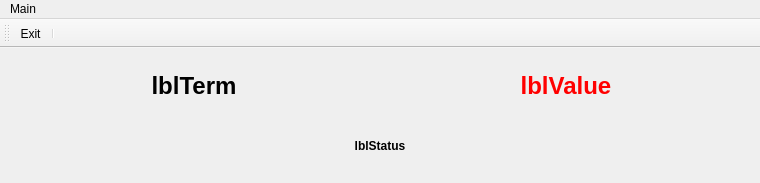
Qt form Projects/Trainer/Ui/Trainer.ui (skynowa/iTeacher) before a commit.
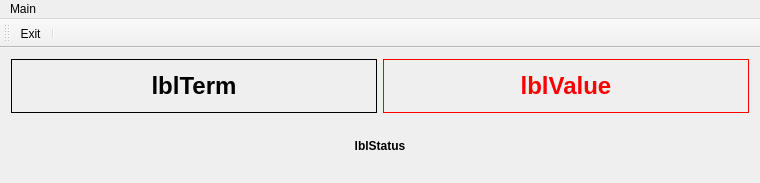
The same form after that commit. Icons and pictures are not drawn.

Patch:
```diff
--- a/Projects/Trainer/Ui/Trainer.ui
+++ b/Projects/Trainer/Ui/Trainer.ui
@@ -27,6 +27,9 @@
           <bold>true</bold>
          </font>
         </property>
+        <property name="frameShape">
+         <enum>QFrame::Box</enum>
+        </property>
         <property name="text">
          <string>lblTerm</string>
         </property>
@@ -47,6 +50,9 @@
         <property name="styleSheet">
          <string notr="true">font-weight: bold;  color: red;</string>
         </property>
+        <property name="frameShape">
+         <enum>QFrame::Box</enum>
+        </property>
         <property name="text">
          <string>lblValue</string>
         </property>
```
Left out of the diff: 6 changed lines with no effect on the pictures.
